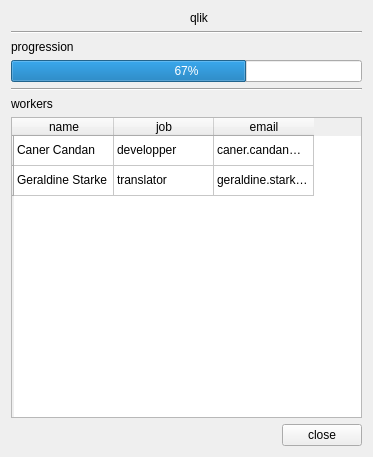
This is client/ui/About.ui in canercandan/qlik as Qt 5 draws it before an edit. The edited form follows.
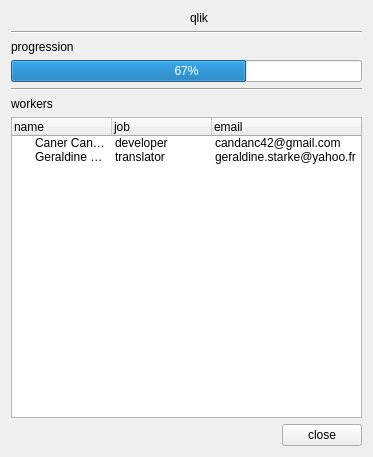
This is the edited form. Icons and pictures are not drawn.

Patch:
```diff
--- a/client/ui/About.ui
+++ b/client/ui/About.ui
@@ -75,32 +75,7 @@
       </widget>
      </item>
      <item>
-      <widget class="QTableWidget" name="tableWidget" >
-       <property name="enabled" >
-        <bool>true</bool>
-       </property>
-       <property name="editTriggers" >
-        <set>QAbstractItemView::NoEditTriggers</set>
-       </property>
-       <property name="tabKeyNavigation" >
-        <bool>false</bool>
-       </property>
-       <row>
-        <property name="text" >
-         <string/>
-        </property>
-        <property name="icon" >
-         <iconset resource="../resources/resources.qrc" >:/about/images/user.png</iconset>
-        </property>
-       </row>
-       <row>
-        <property name="text" >
-         <string/>
-        </property>
-        <property name="icon" >
-         <iconset resource="../resources/resources.qrc" >:/about/images/user.png</iconset>
-        </property>
-       </row>
+      <widget class="QTreeWidget" name="treeWidget" >
        <column>
         <property name="text" >
          <string>name</string>
@@ -116,34 +91,26 @@
          <string>email</string>
         </property>
        </column>
-       <item row="0" column="0" >
+       <item>
         <property name="text" >
          <string>Caner Candan</string>
         </property>
-       </item>
-       <item row="0" column="1" >
         <property name="text" >
-         <string>developper</string>
+         <string>developer</string>
         </property>
-       </item>
-       <item row="0" column="2" >
         <property name="text" >
-         <string>caner.candan@localhost</string>
+         <string>candanc42@gmail.com</string>
         </property>
        </item>
-       <item row="1" column="0" >
+       <item>
         <property name="text" >
          <string>Geraldine Starke</string>
         </property>
-       </item>
-       <item row="1" column="1" >
         <property name="text" >
          <string>translator</string>
         </property>
-       </item>
-       <item row="1" column="2" >
         <property name="text" >
-         <string>geraldine.starke@localhost</string>
+         <string>geraldine.starke@yahoo.fr</string>
         </property>
        </item>
       </widget>
```
